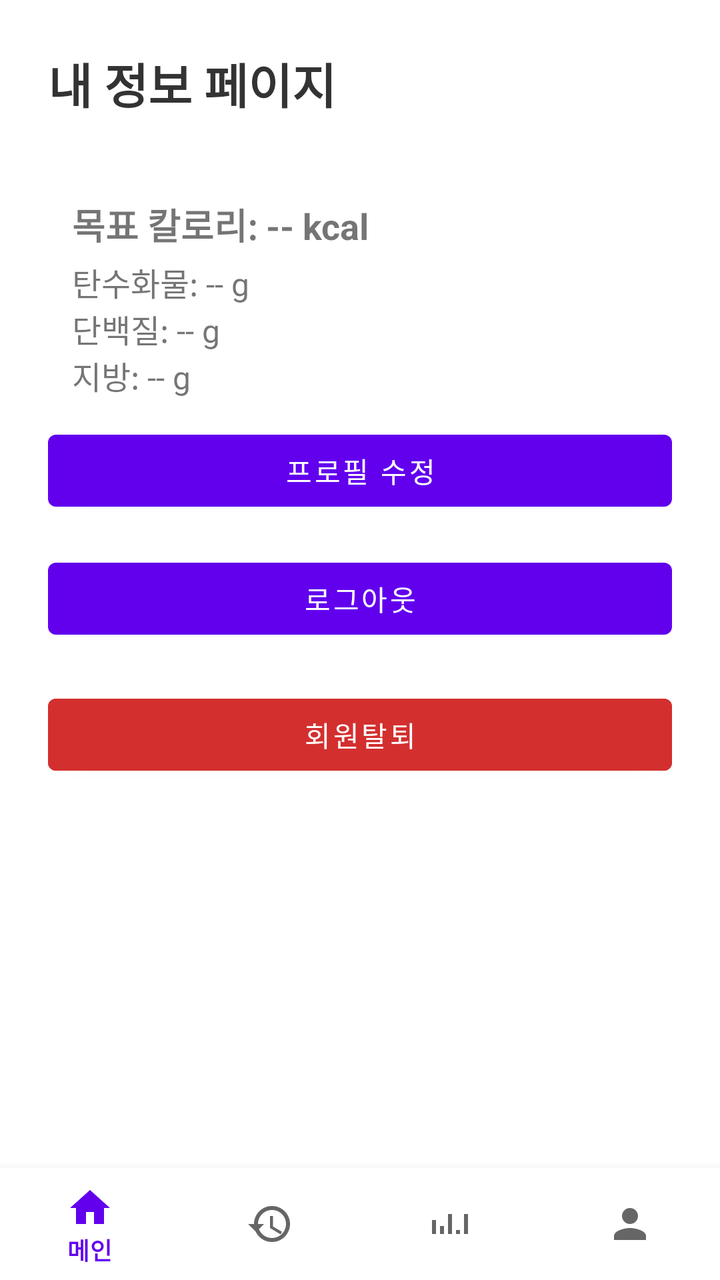
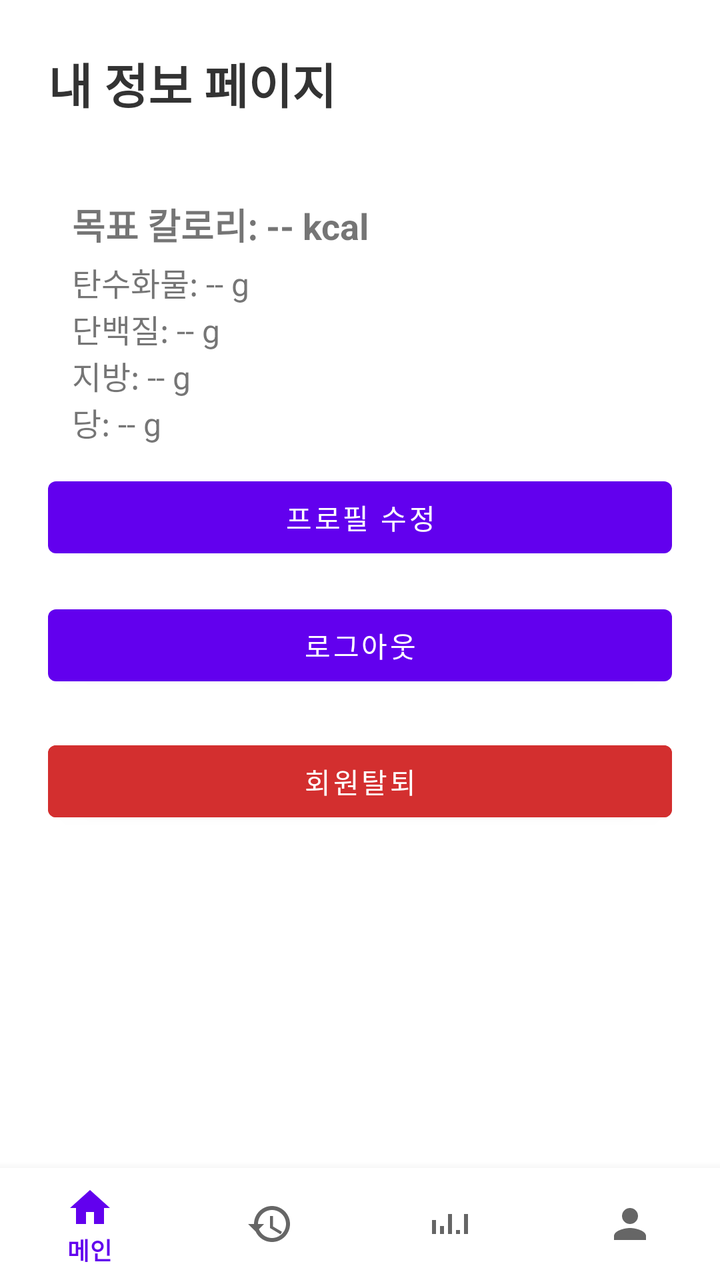

The first picture is an Android layout as it rendered before a commit; the second is the same layout after the commit. The layout source and the unified diff follow.
<!-- AndroidManifest.xml: activity theme Theme.MaterialComponents.DayNight.NoActionBar -->
<!-- res/layout/activity_my_page.xml -->
<?xml version="1.0" encoding="utf-8"?>
<androidx.coordinatorlayout.widget.CoordinatorLayout
    xmlns:android="http://schemas.android.com/apk/res/android"
    xmlns:app="http://schemas.android.com/apk/res-auto"
    android:layout_width="match_parent"
    android:layout_height="match_parent">

    <ScrollView
        android:layout_width="match_parent"
        android:layout_height="match_parent"
        android:padding="24dp"
        android:paddingBottom="120dp"
        android:fillViewport="true">

        <LinearLayout
            android:layout_width="match_parent"
            android:layout_height="wrap_content"
            android:orientation="vertical">

            
            <com.google.android.material.textview.MaterialTextView
                android:id="@+id/tvMyPageTitle"
                android:text="내 정보 페이지"
                android:textSize="24sp"
                android:textStyle="bold"
                android:textColor="#333333"
                android:layout_marginBottom="28dp"
                android:layout_width="wrap_content"
                android:layout_height="wrap_content"/>

            <LinearLayout
                android:id="@+id/layoutNutrition"
                android:orientation="vertical"
                android:padding="12dp"
                android:layout_width="match_parent"
                android:layout_height="wrap_content">

                <TextView
                    android:id="@+id/tvKcal"
                    android:text="목표 칼로리: -- kcal"
                    android:textSize="18sp"
                    android:textStyle="bold"
                    android:layout_marginBottom="4dp"
                    android:layout_width="wrap_content"
                    android:layout_height="wrap_content"/>

                <TextView
                    android:id="@+id/tvCarb"
                    android:text="탄수화물: -- g"
                    android:textSize="16sp"
                    android:layout_width="wrap_content"
                    android:layout_height="wrap_content"/>

                <TextView
                    android:id="@+id/tvProtein"
                    android:text="단백질: -- g"
                    android:textSize="16sp"
                    android:layout_width="wrap_content"
                    android:layout_height="wrap_content"/>

                <TextView
                    android:id="@+id/tvFat"
                    android:text="지방: -- g"
                    android:textSize="16sp"
                    android:layout_width="wrap_content"
                    android:layout_height="wrap_content"/>

            </LinearLayout>


            
            <com.google.android.material.button.MaterialButton
                android:id="@+id/btnEditProfile"
                android:layout_width="match_parent"
                android:layout_height="wrap_content"
                android:text="프로필 수정"
                android:layout_marginBottom="16dp"/>

            
            <com.google.android.material.button.MaterialButton
                android:id="@+id/btnLogout"
                android:layout_width="match_parent"
                android:layout_height="wrap_content"
                android:text="로그아웃"
                android:layout_marginBottom="20dp"/>

            <com.google.android.material.button.MaterialButton
                android:id="@+id/btnDeleteAccount"
                android:layout_width="match_parent"
                android:layout_height="wrap_content"
                android:text="회원탈퇴"
                android:backgroundTint="@color/red_600"
                android:textColor="@android:color/white"/>
        </LinearLayout>
    </ScrollView>

    
    <com.google.android.material.bottomnavigation.BottomNavigationView
        android:id="@+id/bottomNavigationView"
        android:layout_width="match_parent"
        android:layout_height="wrap_content"
        android:layout_gravity="bottom"
        app:menu="@menu/bottom_nav_menu"/>
</androidx.coordinatorlayout.widget.CoordinatorLayout>
<!-- resources referenced by this layout -->
<resources>
  <color name="red_600">#D32F2F</color>
</resources>

<!-- the commit's change to res/layout/activity_my_page.xml (unified diff, before → after) -->
@@ -65,6 +65,13 @@
                     android:layout_width="wrap_content"
                     android:layout_height="wrap_content"/>
 
+                <TextView
+                    android:id="@+id/tvSugar"
+                    android:text="당: -- g"
+                    android:textSize="16sp"
+                    android:layout_width="wrap_content"
+                    android:layout_height="wrap_content"/>
+
             </LinearLayout>
 
 
